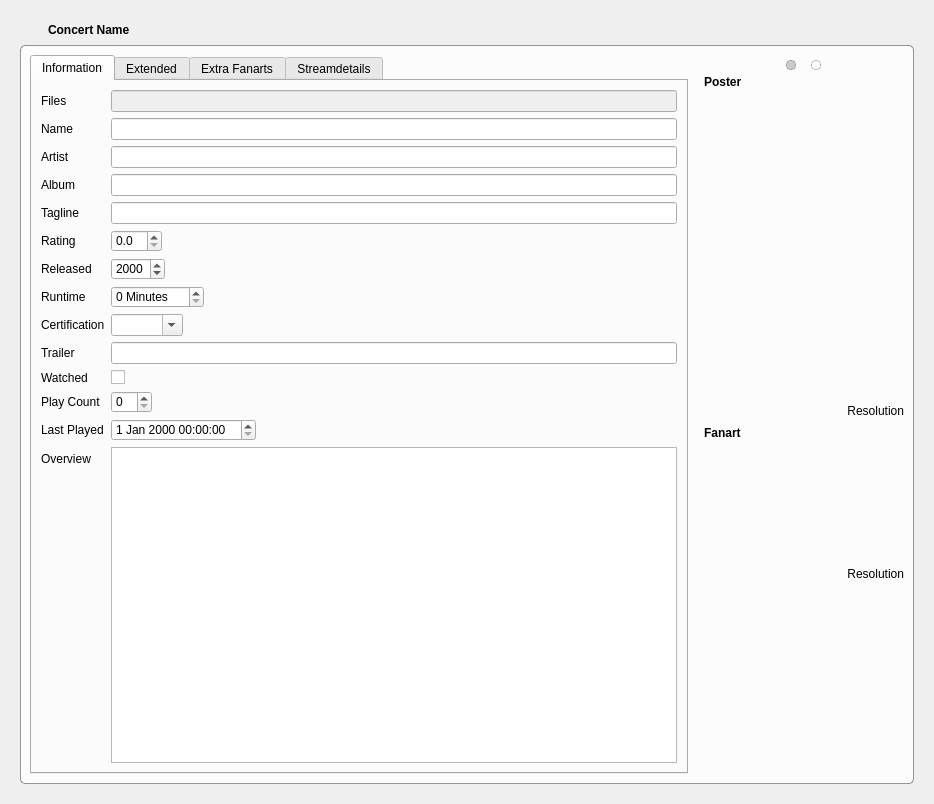
First picture: the form in concerts/ConcertWidget.ui, repository Komet/MediaElch, before the edit.
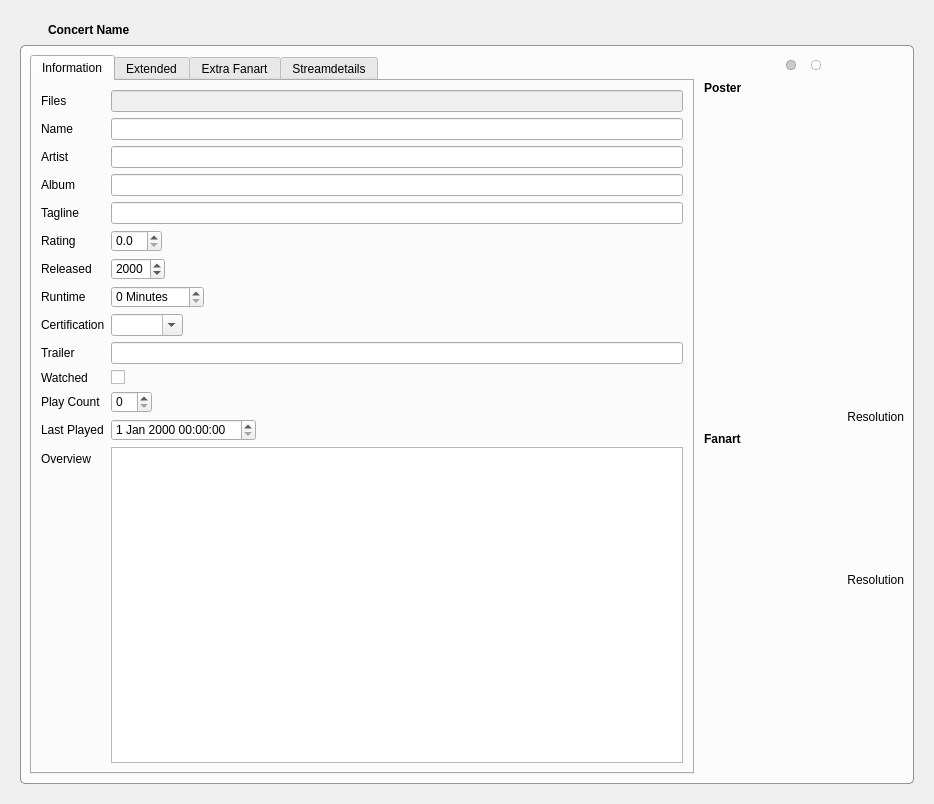
Second picture: the form after the edit. Icons and pictures are not drawn. Custom widgets are drawn as their Qt base class.

```diff
--- a/concerts/ConcertWidget.ui
+++ b/concerts/ConcertWidget.ui
@@ -100,6 +100,9 @@
         <string/>
        </property>
        <layout class="QHBoxLayout" name="horizontalLayout_2" stretch="1,0">
+        <property name="spacing">
+         <number>0</number>
+        </property>
         <item>
          <widget class="QTabWidget" name="tabWidget">
           <property name="currentIndex">
@@ -327,7 +330,7 @@
           </widget>
           <widget class="QWidget" name="tab_4">
            <attribute name="title">
-            <string>Extra Fanarts</string>
+            <string>Extra Fanart</string>
            </attribute>
            <layout class="QVBoxLayout" name="verticalLayout_2" stretch="1,0">
             <property name="leftMargin">
@@ -594,7 +597,7 @@
         <item>
          <layout class="QVBoxLayout" name="verticalLayout_4" stretch="0,1">
           <property name="spacing">
-           <number>0</number>
+           <number>6</number>
           </property>
           <property name="leftMargin">
            <number>10</number>
```
